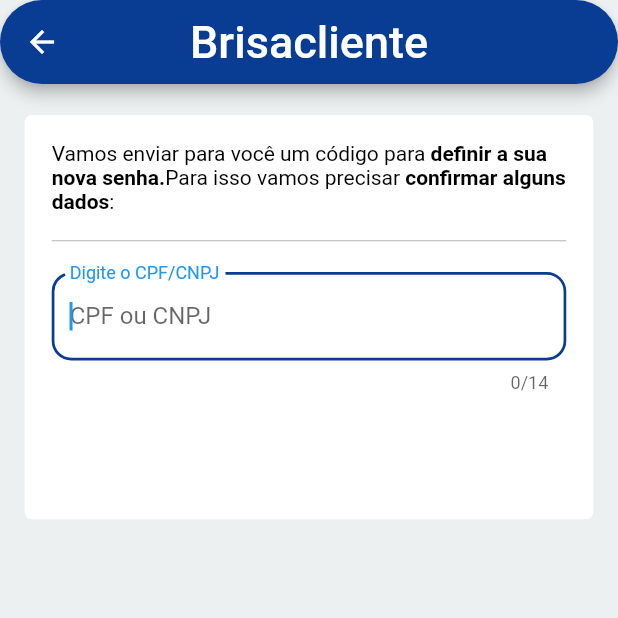
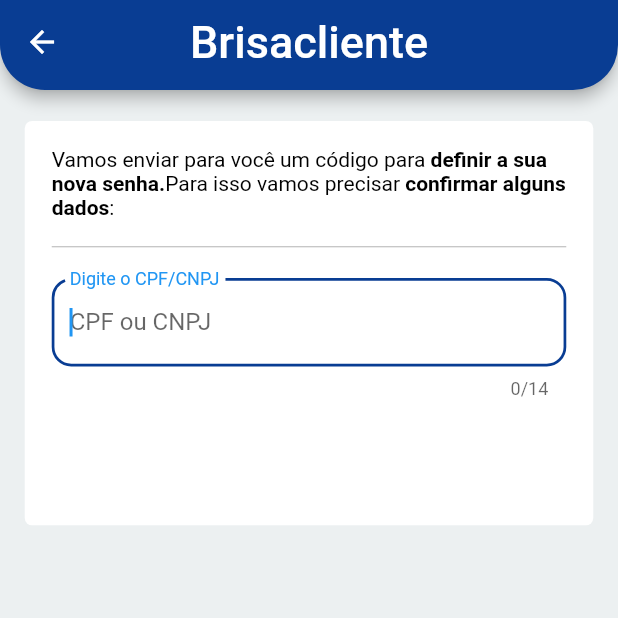
Before and after one commit to victorgrodriguesm7/Brisacliente-ui-clone, a Flutter app: the FirstAcessPage screen opened by its route, on a phone screen of 412 x 824 dp, the top half of it. Run offline on Flutter 3.47's test engine with Material 2 defaults, Android fonts, the phone set to English and light mode, and no system bars; our stand-ins replace cloud_firestore, firebase_auth, firebase_core, flutter_mobx, image_picker, mobx; accounts and stored records are empty; generated files the repository leaves out were written again.

Commit message:
AppBar modularizada

```diff
--- a/lib/src/pages/FirstAccessPage.dart
+++ b/lib/src/pages/FirstAccessPage.dart
@@ -1,4 +1,5 @@
 import 'package:Brisacliente/src/components/LoginBox/LoginBox.dart';
+import 'package:Brisacliente/src/components/RoundedAppBar/RoundedAppBar.dart';
 import 'package:Brisacliente/src/controllers/FirstAccessController.dart';
 import 'package:flutter/material.dart';
 import 'package:flutter_mobx/flutter_mobx.dart';
@@ -19,24 +20,7 @@ class _FirstAcessPageState extends State<FirstAcessPage> {
     double width = MediaQuery.of(context).size.width;
     double height = MediaQuery.of(context).size.height;
     return Scaffold(
-      appBar: AppBar(
-        shape: RoundedRectangleBorder(
-          borderRadius: BorderRadius.all(
-            Radius.circular(30.0)
-          )
-        ),
-        backgroundColor: Color(0xFF093d93),
-        title: Text(
-          "Brisacliente",
-          style: TextStyle(
-            fontSize: 30,
-            color: Colors.white,
-            fontWeight: FontWeight.w500
-          ),
-          textAlign: TextAlign.center,
-        ),
-        centerTitle: true,
-      ),
+      appBar: RoundedAppBar(),
       backgroundColor: Color(0xFFecf0f1),
       body: Column(
         children: [
```
